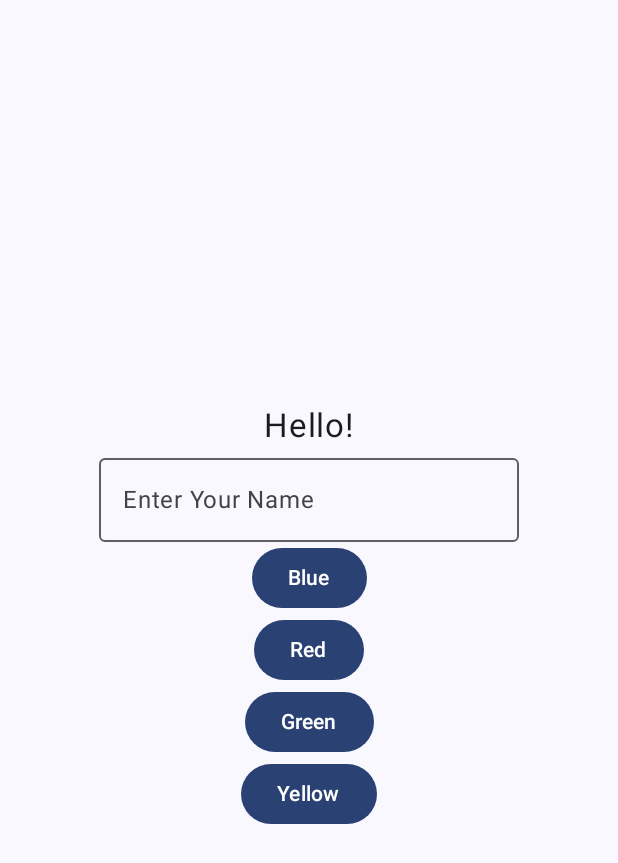
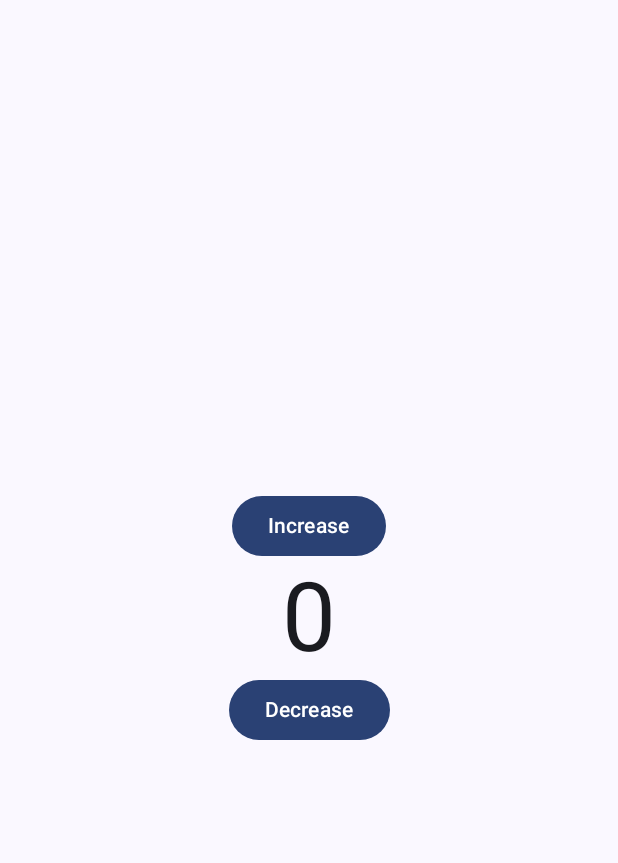
Before and after one commit to eeng20/AComposeApp, an Android app built with Jetpack Compose: the screen it shows after launch (MainActivity), on a phone screen of 412 x 824 dp. Shown: the top 863 px of the screen. Run offline under Robolectric (Android 15) with nearby library versions, the phone set to English and light mode, and no system bars.

```diff
--- a/app/src/main/java/com/example/acomposeapp/MainActivity.kt
+++ b/app/src/main/java/com/example/acomposeapp/MainActivity.kt
@@ -1,5 +1,6 @@
 package com.example.acomposeapp
 
+import android.annotation.SuppressLint
 import android.os.Bundle
 import androidx.activity.ComponentActivity
 import androidx.activity.compose.setContent
@@ -15,6 +16,7 @@ import androidx.compose.material3.Text
 import androidx.compose.material3.TextField
 import androidx.compose.runtime.Composable
 import androidx.compose.runtime.getValue
+import androidx.compose.runtime.mutableIntStateOf
 import androidx.compose.runtime.mutableStateOf
 import androidx.compose.runtime.remember
 import androidx.compose.runtime.saveable.rememberSaveable
@@ -26,59 +28,45 @@ import androidx.compose.ui.unit.sp
 import com.example.acomposeapp.ui.theme.AComposeAppTheme
 
 class MainActivity : ComponentActivity() {
+    @SuppressLint("UnusedMaterial3ScaffoldPaddingParameter")
     override fun onCreate(savedInstanceState: Bundle?) {
         super.onCreate(savedInstanceState)
         enableEdgeToEdge()
         setContent {
             AComposeAppTheme {
-                Scaffold(modifier = Modifier.fillMaxSize()) { innerPadding ->
-                    Greeting(
-                        name = "Android",
-                        modifier = Modifier.padding(innerPadding)
-                    )
-                }
+                Scaffold(modifier = Modifier.fillMaxSize()) { Counter() }
             }
         }
     }
 }
 
 @Composable
-fun Greeting(name: String, modifier: Modifier = Modifier) {
+fun Counter() {
+    var counter by rememberSaveable { mutableIntStateOf(0) }
+    Column (modifier = Modifier.fillMaxSize(),
+        verticalArrangement = Arrangement.Center,
+        horizontalAlignment = Alignment.CenterHorizontally){
+        Button(onClick = { counter++ }
+        ){
+            Text("Increase")
+        }
 
-    var myName by rememberSaveable() { mutableStateOf("") }
+        Text(counter.toString(),
+            fontSize = 64.sp,)
 
-    val colors = listOf("Blue", "Red", "Green", "Yellow")
-
-    Column (
-        modifier = Modifier.fillMaxSize(),
-        verticalArrangement = Arrangement.Center,
-        horizontalAlignment = Alignment.CenterHorizontally
-    ) {
-        Text(
-            text = "Hello!",
-            modifier = modifier,
-            fontSize = 22.sp
-        )
-        OutlinedTextField(
-            value = myName,
-            onValueChange = { myName = it },
-            label = { Text("Enter Your Name") }
-        )
-
-        for (color in colors) {
-            Button (
-                onClick = {}
-            ) {
-                Text(color)
-            }
+        Button (
+            onClick = { counter-- }
+        ) {
+            Text("Decrease")
         }
     }
 }
+
 
 @Preview(showBackground = true)
 @Composable
 fun GreetingPreview() {
     AComposeAppTheme {
-        Greeting("iOS")
+        Counter()
     }
 }
```
